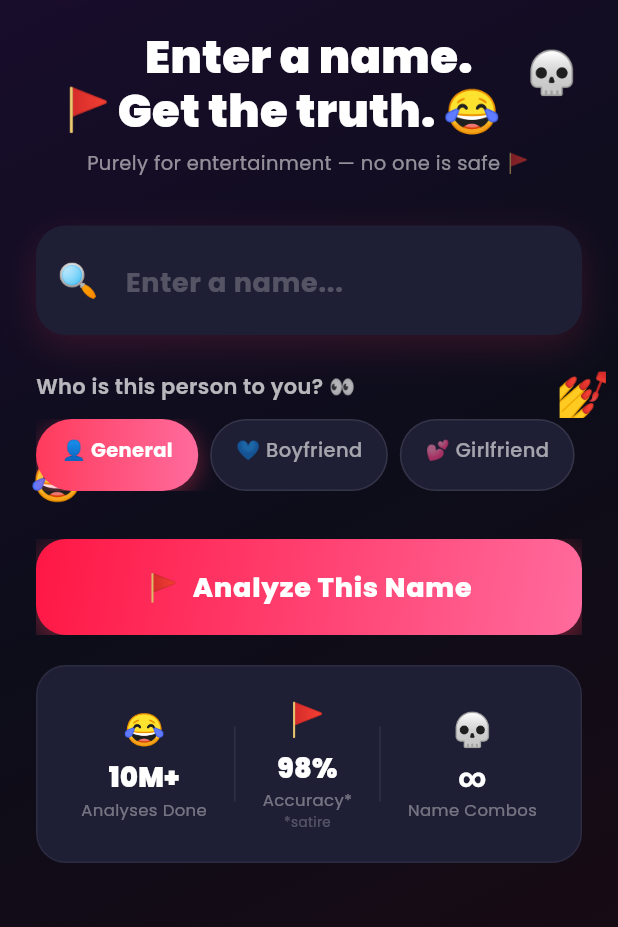
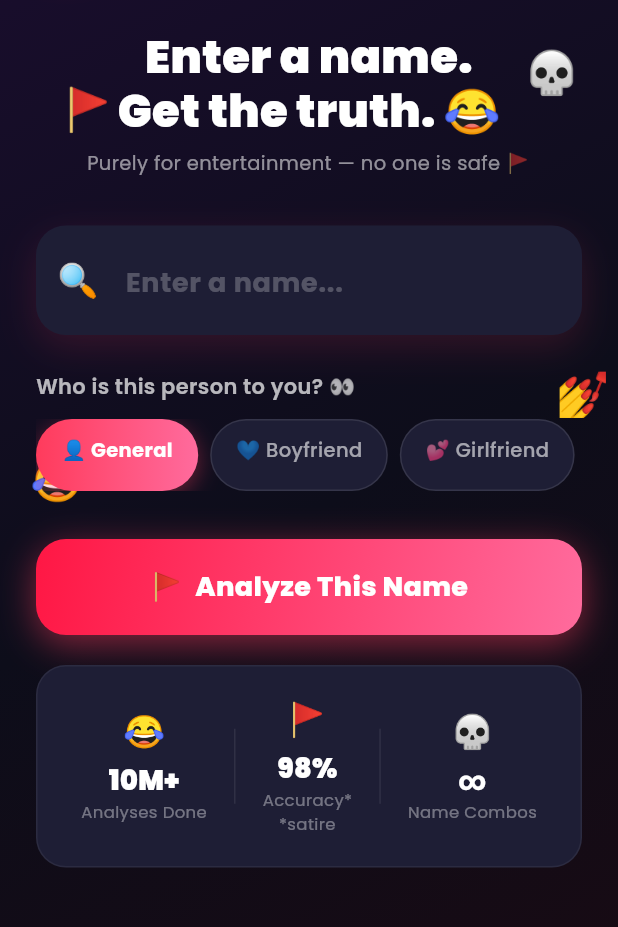
Before and after one commit to exploreofficialzz-star/Redflagnames, a Flutter app: the screen it shows after launch, on a phone screen of 412 x 824 dp, the part 106-1033 px from its top. Run offline on Flutter 3.47's test engine with Material 3 defaults, Android fonts, the phone set to English and light mode, and no system bars; drawn by our look-alikes of flutter_animate, google_mobile_ads; our stand-ins replace audioplayers, flutter_local_notifications, google_fonts, percent_indicator, screenshot, share_plus and 1 more; network calls fail.

Commit message:
Refactor home screen for error handling and clarity
Refactor home_screen.dart for better error handling and code clarity. Added try/catch blocks to prevent UI blocking and improved emoji handling.

```diff
--- a/lib/screens/home_screen.dart
+++ b/lib/screens/home_screen.dart
@@ -25,7 +25,6 @@ class _HomeScreenState extends State<HomeScreen>
   BannerAd? _bannerAd;
   bool _bannerLoaded = false;
 
-  // Floating emoji particles
   final List<Map<String, dynamic>> _emojis = [
     {'emoji': '🚩', 'x': 0.1, 'y': 0.15},
     {'emoji': '💀', 'x': 0.85, 'y': 0.12},
@@ -43,14 +42,17 @@ class _HomeScreenState extends State<HomeScreen>
       duration: const Duration(milliseconds: 600),
     );
     _loadBanner();
-    SoundService.instance.initialize();
+    // Fire-and-forget — do NOT await here to avoid blocking UI
+    SoundService.instance.initialize().catchError((_) {});
   }
 
   void _loadBanner() {
+    try {
       _bannerAd = AdService.instance.createBannerAd()
         ..load().then((_) {
           if (mounted) setState(() => _bannerLoaded = true);
-      });
+        }).catchError((_) {});
+    } catch (_) {}
   }
 
   @override
@@ -61,16 +63,15 @@ class _HomeScreenState extends State<HomeScreen>
     super.dispose();
   }
 
-  // ===== CONTEXT OPTIONS =====
   static const _contexts = [
-    {'value': GenderContext.general, 'label': '👤 General', 'desc': 'Anyone'},
-    {'value': GenderContext.boyfriend, 'label': '💙 Boyfriend', 'desc': 'He/Him'},
-    {'value': GenderContext.girlfriend, 'label': '💕 Girlfriend', 'desc': 'She/Her'},
-    {'value': GenderContext.crush, 'label': '😍 Crush', 'desc': 'They had you at hello'},
-    {'value': GenderContext.ex, 'label': '💔 Ex', 'desc': 'Never again'},
+    {'value': GenderContext.general, 'label': '👤 General'},
+    {'value': GenderContext.boyfriend, 'label': '💙 Boyfriend'},
+    {'value': GenderContext.girlfriend, 'label': '💕 Girlfriend'},
+    {'value': GenderContext.crush, 'label': '😍 Crush'},
+    {'value': GenderContext.ex, 'label': '💔 Ex'},
   ];
 
-  // ===== ANALYZE =====
+  // ===== CORE FIX: try/finally ensures _isAnalyzing always resets =====
   Future<void> _analyze() async {
     final name = _nameController.text.trim();
     if (name.isEmpty) {
@@ -79,14 +80,24 @@ class _HomeScreenState extends State<HomeScreen>
     }
 
     setState(() => _isAnalyzing = true);
+
+    try {
+      // Play woosh sound — wrapped so it never blocks
+      try {
         await SoundService.instance.playAnalyzing();
+      } catch (_) {}
 
-    // Simulate "scanning" drama
+      // Dramatic scanning delay
       await Future.delayed(const Duration(milliseconds: 1800));
 
-    final result = NameAnalyzerService.instance.analyze(name, _selectedContext);
+      // Generate result
+      final result = NameAnalyzerService.instance.analyze(
+        name,
+        _selectedContext,
+      );
 
-    // Play appropriate sound
+      // Play result sound — wrapped so it never blocks
+      try {
         switch (result.chaosLevel) {
           case ChaosLevel.low:
             await SoundService.instance.playGreenFlag();
@@ -98,23 +109,43 @@ class _HomeScreenState extends State<HomeScreen>
           default:
             await SoundService.instance.playReveal();
         }
+      } catch (_) {}
+
+      // Show notification — wrapped, permission may be denied
+      try {
+        await NotificationService.instance
+            .showResultNotification(name, result.chaosLevelText);
+      } catch (_) {}
 
       if (!mounted) return;
 
-    // Show notification
-    await NotificationService.instance.showResultNotification(
-      name,
-      result.chaosLevelText,
-    );
-
-    setState(() => _isAnalyzing = false);
-
-    // Navigate to result
+      // Navigate to result screen
       await Navigator.of(context).pushNamed('/result', arguments: result);
 
-    // Show interstitial AFTER result screen
+      // Show interstitial AFTER returning from result — wrapped
       if (mounted) {
+        try {
           await AdService.instance.showInterstitial(context);
+        } catch (_) {}
+      }
+    } catch (e) {
+      debugPrint('❌ Analyze error: $e');
+      // Show a snackbar so user knows something went wrong
+      if (mounted) {
+        ScaffoldMessenger.of(context).showSnackBar(
+          SnackBar(
+            content: const Text('Something went wrong — please try again 😅'),
+            backgroundColor: const Color(0xFFFF3B5C),
+            behavior: SnackBarBehavior.floating,
+            shape: RoundedRectangleBorder(
+              borderRadius: BorderRadius.circular(12),
+            ),
+          ),
+        );
+      }
+    } finally {
+      // ALWAYS reset loading state — this is the critical fix
+      if (mounted) setState(() => _isAnalyzing = false);
     }
   }
 
@@ -124,13 +155,8 @@ class _HomeScreenState extends State<HomeScreen>
       backgroundColor: const Color(0xFF0D0D1A),
       body: Stack(
         children: [
-          // Background gradient
           _buildBackground(),
-
-          // Floating emoji particles
           ..._buildFloatingEmojis(),
-
-          // Main content
           SafeArea(
             child: Column(
               children: [
@@ -157,9 +183,9 @@ class _HomeScreenState extends State<HomeScreen>
                     ),
                   ),
                 ),
-
-                // Banner Ad (always visible)
-                if (_bannerLoaded && _bannerAd != null && !AdService.instance.isPremium)
+                if (_bannerLoaded &&
+                    _bannerAd != null &&
+                    !AdService.instance.isPremium)
                   SizedBox(
                     height: 60,
                     child: AdWidget(ad: _bannerAd!),
@@ -206,9 +232,7 @@ class _HomeScreenState extends State<HomeScreen>
               end: -15,
               duration: Duration(milliseconds: 2000 + (i * 300)),
               curve: Curves.easeInOut,
-            )
-            .then()
-            .moveY(begin: -15, end: 0, duration: Duration(milliseconds: 2000 + (i * 300))),
+            ),
       );
     }).toList();
   }
@@ -219,7 +243,6 @@ class _HomeScreenState extends State<HomeScreen>
         Row(
           mainAxisAlignment: MainAxisAlignment.spaceBetween,
           children: [
-            // Logo area
             Row(
               children: [
                 Container(
@@ -252,50 +275,28 @@ class _HomeScreenState extends State<HomeScreen>
                 ),
               ],
             ),
-            // History button
             Row(
               children: [
-                GestureDetector(
-                  onTap: () => Navigator.of(context).pushNamed('/history'),
-                  child: Container(
-                    padding: const EdgeInsets.all(10),
-                    decoration: BoxDecoration(
-                      color: Colors.white.withOpacity(0.08),
-                      borderRadius: BorderRadius.circular(12),
-                    ),
-                    child: const Icon(Icons.history_rounded,
-                        color: Colors.white70, size: 22),
-                  ),
+                _iconBtn(
+                  icon: Icons.history_rounded,
+                  onTap: () =>
+                      Navigator.of(context).pushNamed('/history'),
                 ),
                 const SizedBox(width: 8),
-                GestureDetector(
+                _iconBtn(
+                  icon: SoundService.instance.soundEnabled
+                      ? Icons.volume_up_rounded
+                      : Icons.volume_off_rounded,
                   onTap: () async {
                     await SoundService.instance.toggleSound();
-                    setState(() {});
+                    if (mounted) setState(() {});
                   },
-                  child: Container(
-                    padding: const EdgeInsets.all(10),
-                    decoration: BoxDecoration(
-                      color: Colors.white.withOpacity(0.08),
-                      borderRadius: BorderRadius.circular(12),
-                    ),
-                    child: Icon(
-                      SoundService.instance.soundEnabled
-                          ? Icons.volume_up_rounded
-                          : Icons.volume_off_rounded,
-                      color: Colors.white70,
-                      size: 22,
-                    ),
-                  ),
                 ),
               ],
             ),
           ],
         ),
-
         const SizedBox(height: 32),
-
-        // Hero text
         Text(
           'Enter a name.\nGet the truth. 😂',
           textAlign: TextAlign.center,
@@ -306,18 +307,27 @@ class _HomeScreenState extends State<HomeScreen>
             height: 1.2,
           ),
         ).animate().fadeIn(duration: 600.ms).slideY(begin: 0.2, end: 0),
-
         const SizedBox(height: 8),
-
         Text(
           'Purely for entertainment — no one is safe 🚩',
           textAlign: TextAlign.center,
-          style: GoogleFonts.poppins(
-            fontSize: 13,
-            color: Colors.white54,
-          ),
+          style: GoogleFonts.poppins(fontSize: 13, color: Colors.white54),
         ).animate().fadeIn(delay: 300.ms, duration: 600.ms),
       ],
+    );
+  }
+
+  Widget _iconBtn({required IconData icon, required VoidCallback onTap}) {
+    return GestureDetector(
+      onTap: onTap,
+      child: Container(
+        padding: const EdgeInsets.all(10),
+        decoration: BoxDecoration(
+          color: Colors.white.withOpacity(0.08),
+          borderRadius: BorderRadius.circular(12),
+        ),
+        child: Icon(icon, color: Colors.white70, size: 22),
+      ),
     );
   }
 
@@ -325,13 +335,9 @@ class _HomeScreenState extends State<HomeScreen>
     return AnimatedBuilder(
       animation: _shakeController,
       builder: (context, child) {
-        final offset = _shakeController.value == 0
-            ? 0.0
-            : 8 * (0.5 - (_shakeController.value % 0.1) / 0.1).abs();
-        return Transform.translate(
-          offset: Offset(offset, 0),
-          child: child,
-        );
+        final t = _shakeController.value;
+        final offset = t == 0 ? 0.0 : 8 * (0.5 - (t % 0.1) / 0.1).abs();
+        return Transform.translate(offset: Offset(offset, 0), child: child);
       },
       child: Container(
         decoration: BoxDecoration(
@@ -350,16 +356,13 @@ class _HomeScreenState extends State<HomeScreen>
             fontSize: 22,
             fontWeight: FontWeight.w700,
             color: Colors.white,
-            letterSpacing: 0.5,
           ),
           textCapitalization: TextCapitalization.words,
+          textInputAction: TextInputAction.done,
           onSubmitted: (_) => _analyze(),
           decoration: InputDecoration(
             hintText: 'Enter a name...',
-            hintStyle: GoogleFonts.poppins(
-              fontSize: 18,
-              color: Colors.white24,
-            ),
+            hintStyle: GoogleFonts.poppins(fontSize: 18, color: Colors.white24),
             filled: true,
             fillColor: const Color(0xFF1E1E35),
             border: OutlineInputBorder(
@@ -368,7 +371,8 @@ class _HomeScreenState extends State<HomeScreen>
             ),
             focusedBorder: OutlineInputBorder(
               borderRadius: BorderRadius.circular(20),
-              borderSide: const BorderSide(color: Color(0xFFFF3B5C), width: 2),
+              borderSide:
+                  const BorderSide(color: Color(0xFFFF3B5C), width: 2),
             ),
             prefixIcon: const Padding(
               padding: EdgeInsets.all(14),
@@ -403,22 +407,25 @@ class _HomeScreenState extends State<HomeScreen>
             separatorBuilder: (_, __) => const SizedBox(width: 8),
             itemBuilder: (context, i) {
               final ctx = _contexts[i];
-              final isSelected = _selectedContext == ctx['value'];
+              final isSelected =
+                  _selectedContext == ctx['value'] as GenderContext;
               return GestureDetector(
-                onTap: () async {
-                  await SoundService.instance.playTap();
-                  setState(() => _selectedContext = ctx['value'] as GenderContext);
+                onTap: () {
+                  setState(() =>
+                      _selectedContext = ctx['value'] as GenderContext);
                 },
                 child: AnimatedContainer(
                   duration: const Duration(milliseconds: 200),
-                  padding: const EdgeInsets.symmetric(horizontal: 16, vertical: 10),
+                  padding: const EdgeInsets.symmetric(
+                      horizontal: 16, vertical: 10),
                   decoration: BoxDecoration(
                     gradient: isSelected
                         ? const LinearGradient(
                             colors: [Color(0xFFFF3B5C), Color(0xFFFF6B9D)],
                           )
                         : null,
-                    color: isSelected ? null : const Color(0xFF1E1E35),
+                    color:
+                        isSelected ? null : const Color(0xFF1E1E35),
                     borderRadius: BorderRadius.circular(24),
                     border: Border.all(
                       color: isSelected
@@ -439,9 +446,11 @@ class _HomeScreenState extends State<HomeScreen>
                     ctx['label'] as String,
                     style: GoogleFonts.poppins(
                       fontSize: 13,
-                      fontWeight:
-                          isSelected ? FontWeight.w700 : FontWeight.w500,
-                      color: isSelected ? Colors.white : Colors.white60,
+                      fontWeight: isSelected
+                          ? FontWeight.w700
+                          : FontWeight.w500,
+                      color:
+                          isSelected ? Colors.white : Colors.white60,
                     ),
                   ),
                 ),
@@ -457,22 +466,15 @@ class _HomeScreenState extends State<HomeScreen>
     return SizedBox(
       width: double.infinity,
       height: 64,
-      child: ElevatedButton(
-        onPressed: _isAnalyzing ? null : _analyze,
-        style: ElevatedButton.styleFrom(
-          backgroundColor: Colors.transparent,
-          disabledBackgroundColor: Colors.transparent,
-          elevation: 0,
-          shape: RoundedRectangleBorder(
-            borderRadius: BorderRadius.circular(20),
-          ),
-          padding: EdgeInsets.zero,
-        ),
-        child: Ink(
+      child: GestureDetector(
+        onTap: _isAnalyzing ? null : _analyze,
+        child: AnimatedContainer(
+          duration: const Duration(milliseconds: 200),
           decoration: BoxDecoration(
             gradient: _isAnalyzing
                 ? const LinearGradient(
-                    colors: [Color(0xFF555), Color(0xFF444)])
+                    colors: [Color(0xFF444), Color(0xFF333)],
+                  )
                 : const LinearGradient(
                     colors: [Color(0xFFFF1744), Color(0xFFFF6B9D)],
                     begin: Alignment.topLeft,
@@ -489,8 +491,7 @@ class _HomeScreenState extends State<HomeScreen>
                     ),
                   ],
           ),
-          child: Container(
-            alignment: Alignment.center,
+          child: Center(
             child: _isAnalyzing
                 ? Row(
                     mainAxisAlignment: MainAxisAlignment.center,
@@ -514,10 +515,7 @@ class _HomeScreenState extends State<HomeScreen>
                       ),
                     ],
                   )
-                : Row(
-                    mainAxisAlignment: MainAxisAlignment.center,
-                    children: [
-                      Text(
+                : Text(
                     '🚩  Analyze This Name',
                     style: GoogleFonts.poppins(
                       fontSize: 18,
@@ -525,12 +523,13 @@ class _HomeScreenState extends State<HomeScreen>
                       color: Colors.white,
                     ),
                   ),
-                    ],
           ),
         ),
       ),
-      ),
-    ).animate().fadeIn(delay: 600.ms).scale(begin: const Offset(0.9, 0.9));
+    ).animate().fadeIn(delay: 600.ms).scale(
+          begin: const Offset(0.9, 0.9),
+          end: const Offset(1, 1),
+        );
   }
 
   Widget _buildQuickStats() {
@@ -546,7 +545,7 @@ class _HomeScreenState extends State<HomeScreen>
         children: [
           _statItem('😂', '10M+', 'Analyses Done'),
           _divider(),
-          _statItem('🚩', '98%', 'Accuracy*'),
+          _statItem('🚩', '98%', 'Accuracy*\n*satire'),
           _divider(),
           _statItem('💀', '∞', 'Name Combos'),
         ],
@@ -569,28 +568,16 @@ class _HomeScreenState extends State<HomeScreen>
         ),
         Text(
           label,
-          style: GoogleFonts.poppins(
-            fontSize: 11,
-            color: Colors.white38,
-          ),
-        ),
-        if (label.contains('Accuracy'))
-          Text(
-            '*satire',
-            style: GoogleFonts.poppins(
-              fontSize: 9,
-              color: Colors.white24,
-            ),
+          textAlign: TextAlign.center,
+          style: GoogleFonts.poppins(fontSize: 11, color: Colors.white38),
         ),
       ],
     );
   }
 
-  Widget _divider() {
-    return Container(
+  Widget _divider() => Container(
         width: 1,
         height: 50,
         color: Colors.white.withOpacity(0.08),
       );
 }
-}
```
Lines whose indentation alone changed are shown as unchanged.
